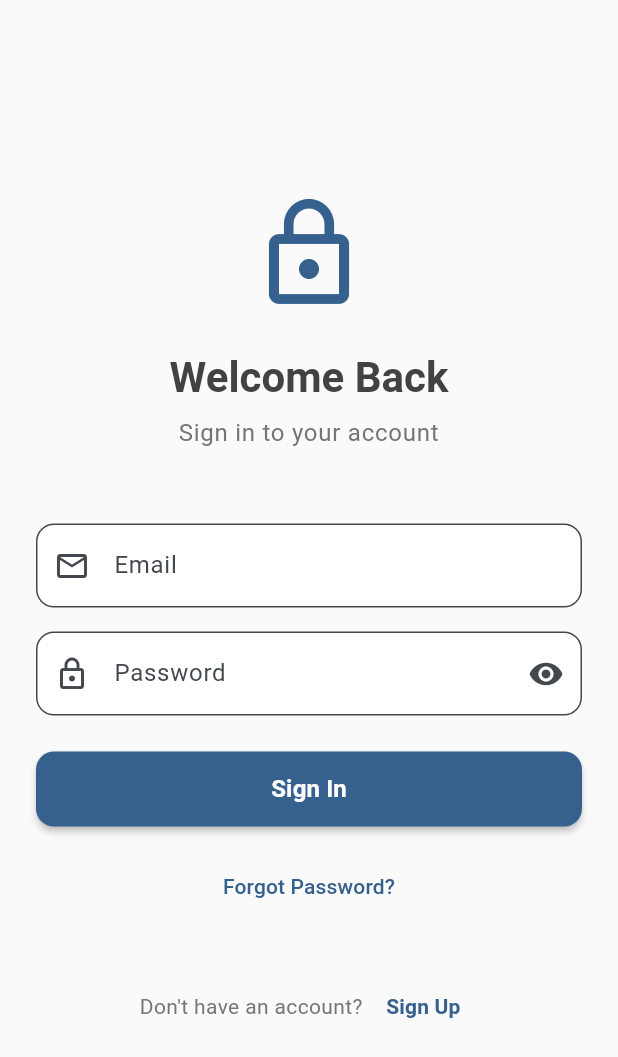
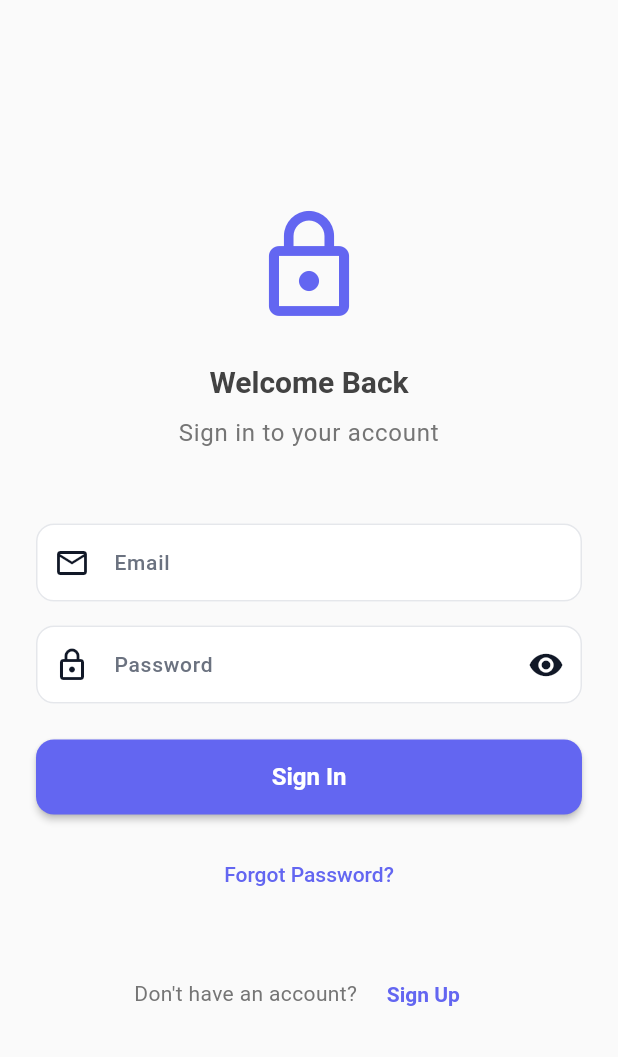
Before and after one commit to Enoal-Fauchille-Bolle/AREA, a Flutter app: the screen it shows after launch, after a tap on "Login", on a phone screen of 412 x 824 dp. Shown: the top 1057 px of the screen. Run offline on Flutter 3.47's test engine with Material 3 defaults, Android fonts, the light colour scheme and no system bars; our stand-ins replace flutter_dotenv, shared_preferences, webview_flutter; network calls fail.

Commit message:
feat: enhance main.dart

```diff
--- a/mobile-client/lib/main.dart
+++ b/mobile-client/lib/main.dart
@@ -1,6 +1,7 @@
 import 'package:flutter/material.dart';
 import 'package:flutter_dotenv/flutter_dotenv.dart';
 import 'pages/welcome_page.dart';
+import 'theme/app_theme.dart';
 
 Future<void> main() async {
   WidgetsFlutterBinding.ensureInitialized();
@@ -25,22 +26,9 @@ class MyApp extends StatelessWidget {
   Widget build(BuildContext context) {
     return MaterialApp(
       title: 'AREA',
-      theme: ThemeData(
-        colorScheme: ColorScheme.fromSeed(seedColor: Colors.blue),
-        useMaterial3: true,
-        appBarTheme: const AppBarTheme(centerTitle: true, elevation: 0),
-        elevatedButtonTheme: ElevatedButtonThemeData(
-          style: ElevatedButton.styleFrom(
-            elevation: 2,
-            padding: const EdgeInsets.symmetric(horizontal: 24, vertical: 12),
-          ),
-        ),
-        inputDecorationTheme: InputDecorationTheme(
-          border: OutlineInputBorder(borderRadius: BorderRadius.circular(12)),
-          filled: true,
-          fillColor: Colors.grey[50],
-        ),
-      ),
+      theme: AppTheme.lightTheme,
+      darkTheme: AppTheme.darkTheme,
+      themeMode: ThemeMode.system,
       home: const WelcomePage(),
       debugShowCheckedModeBanner: false,
     );
```
